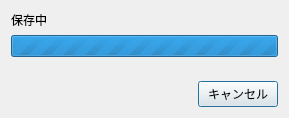
This is progressdialog.ui in futr/MicomFSReader as Qt 5 draws it before an edit. The edited form follows.
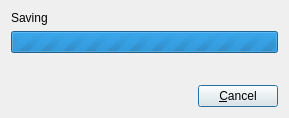
This is the edited form.

Patch:
```diff
--- a/progressdialog.ui
+++ b/progressdialog.ui
@@ -23,7 +23,7 @@
       </sizepolicy>
      </property>
      <property name="text">
-      <string>保存中</string>
+      <string>Saving</string>
      </property>
     </widget>
    </item>
@@ -74,7 +74,7 @@
      <item>
       <widget class="QPushButton" name="cancelButton">
        <property name="text">
-        <string>キャンセル</string>
+        <string>&amp;Cancel</string>
        </property>
       </widget>
      </item>
```
Left out of the diff: 2 changed lines with no effect on the pictures.
